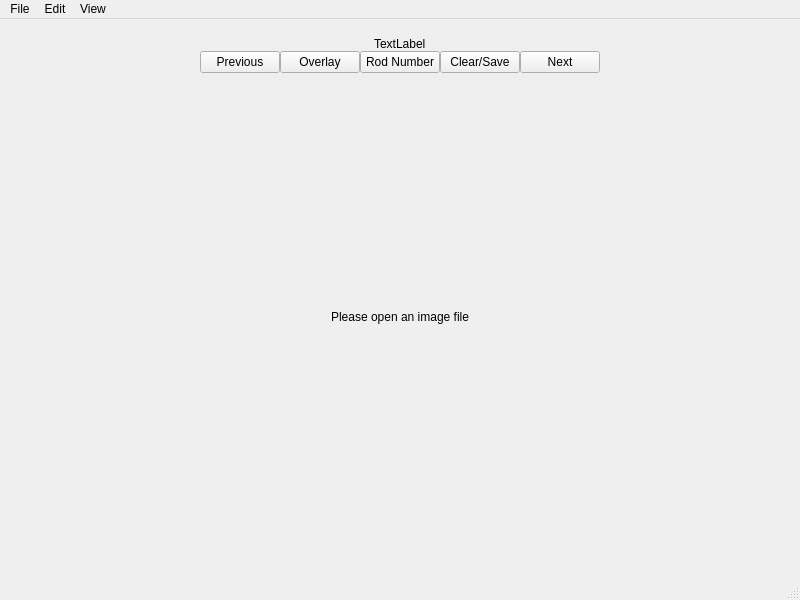
Before: the Qt Designer form Python/track_ui.ui in ANP-Granular/ParticleTracking, drawn with Qt 5.
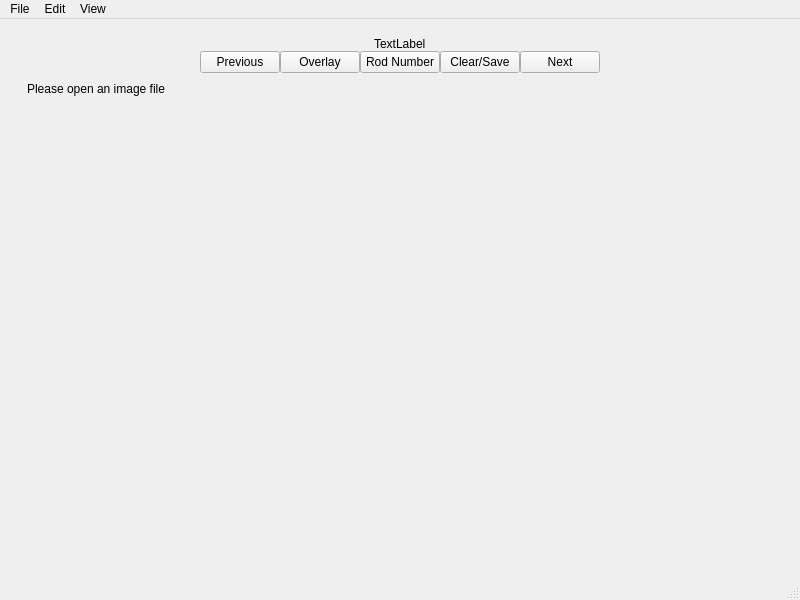
After: the same form once the commit is applied.

Commit message:
fix: applying an overlay to zoomed image
Rods can be placed on a zoomed image and their positions are saved correctly again.

Patch:
```diff
--- a/Python/track_ui.ui
+++ b/Python/track_ui.ui
@@ -153,7 +153,7 @@
             </rect>
            </property>
            <property name="autoFillBackground">
-            <bool>false</bool>
+            <bool>true</bool>
            </property>
            <layout class="QGridLayout" name="gridLayout_2">
             <item row="0" column="0">
@@ -180,7 +180,7 @@
                <bool>false</bool>
               </property>
               <property name="alignment">
-               <set>Qt::AlignCenter</set>
+               <set>Qt::AlignLeading|Qt::AlignLeft|Qt::AlignTop</set>
               </property>
              </widget>
             </item>
```
The commit also changes 2 other files.
